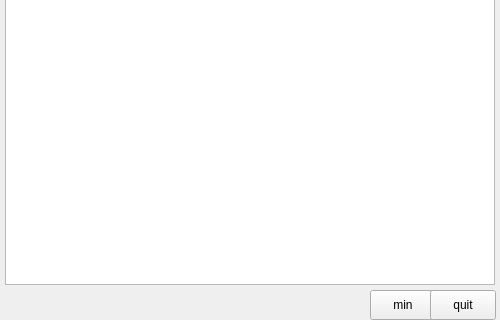
Qt form mainwindow.ui (ixqbar/ctips) before a commit; both pictures show x 0 to 500 and y 160 to 480 of the 500 by 480 pixel window.
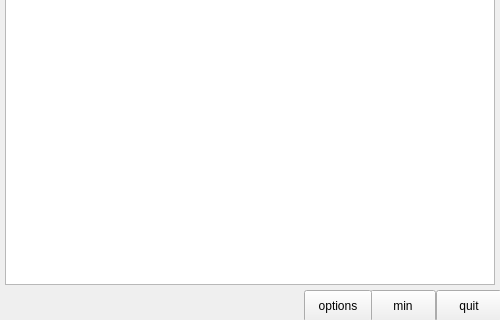
The same form after that commit. Icons and pictures are not drawn.

Patch:
```diff
--- a/mainwindow.ui
+++ b/mainwindow.ui
@@ -60,7 +60,7 @@
       <x>370</x>
       <y>450</y>
       <width>66</width>
-      <height>30</height>
+      <height>32</height>
      </rect>
     </property>
     <property name="text">
@@ -72,7 +72,7 @@
      <rect>
       <x>5</x>
       <y>455</y>
-      <width>321</width>
+      <width>271</width>
       <height>20</height>
      </rect>
     </property>
@@ -89,8 +89,8 @@
    <widget class="QLabel" name="states">
     <property name="geometry">
      <rect>
-      <x>350</x>
-      <y>455</y>
+      <x>285</x>
+      <y>457</y>
       <width>16</width>
       <height>16</height>
      </rect>
@@ -105,16 +105,29 @@
    <widget class="QPushButton" name="quitBtn">
     <property name="geometry">
      <rect>
-      <x>430</x>
+      <x>436</x>
       <y>450</y>
       <width>66</width>
-      <height>30</height>
+      <height>32</height>
      </rect>
     </property>
     <property name="text">
      <string>quit</string>
     </property>
    </widget>
+   <widget class="QPushButton" name="optBtn">
+    <property name="geometry">
+     <rect>
+      <x>304</x>
+      <y>450</y>
+      <width>68</width>
+      <height>32</height>
+     </rect>
+    </property>
+    <property name="text">
+     <string>options</string>
+    </property>
+   </widget>
   </widget>
  </widget>
  <layoutdefault spacing="6" margin="11"/>
```
